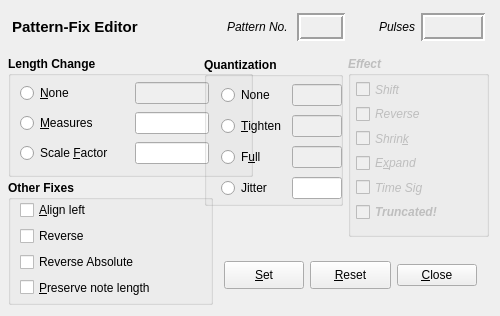
Qt form seq_qt5/forms/qpatternfix.ui (ahlstromcj/seq66) before a commit.
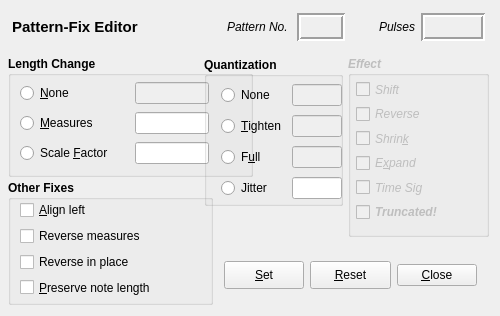
The same form after that commit.

Commit message: Measure-detection updates, fixed pattern reversal feature.

The edit to the form file:
```diff
--- a/seq_qt5/forms/qpatternfix.ui
+++ b/seq_qt5/forms/qpatternfix.ui
@@ -443,7 +443,7 @@
         </font>
        </property>
        <property name="text">
-        <string>Reverse</string>
+        <string>Reverse measures</string>
        </property>
       </widget>
      </item>
@@ -456,7 +456,7 @@
         </font>
        </property>
        <property name="text">
-        <string>Reverse Absolute</string>
+        <string>Reverse in place</string>
        </property>
       </widget>
      </item>
```
Left out of the diff: 2 changed lines with no effect on the pictures. The commit also changes 11 other files.
